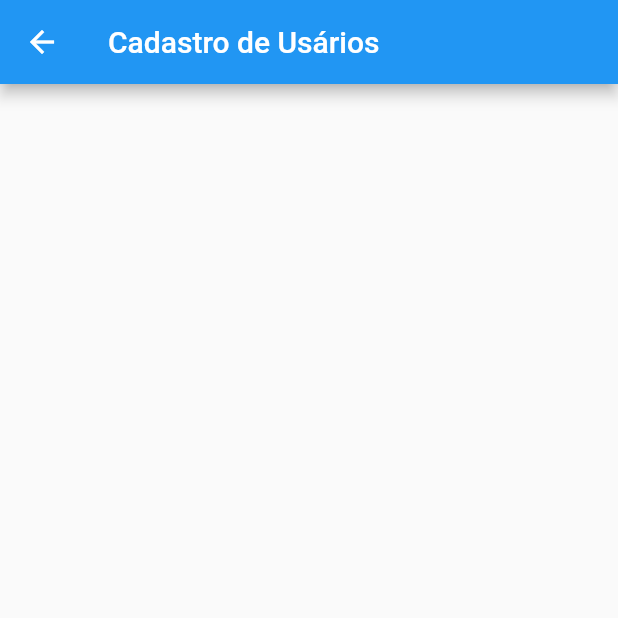
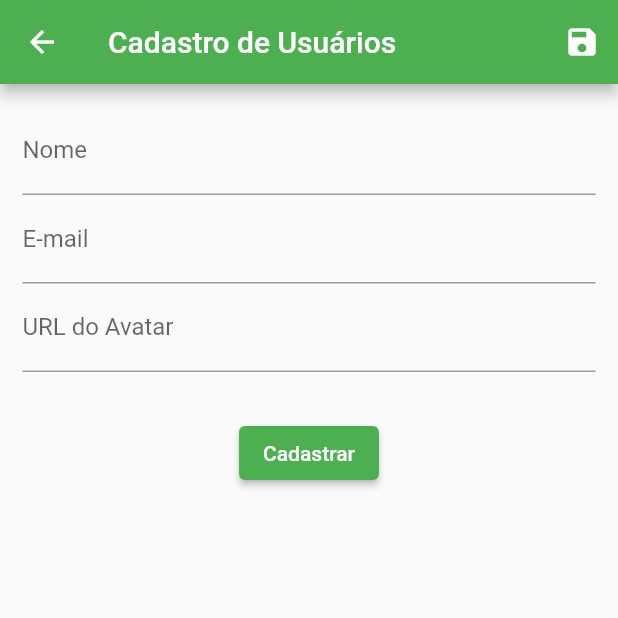
Before and after one commit to ricardodesouza1/flutter_fairebase, a Flutter app: the screen it shows after launch, after a tap on the "edit" icon, on a phone screen of 412 x 824 dp, the top half of it. Run offline on Flutter 3.47's test engine with Material 2 defaults, Android fonts, the phone set to English and light mode, and no system bars; network calls fail.

Commit message:
Creation user registration form

```diff
--- a/lib/components/user_tile.dart
+++ b/lib/components/user_tile.dart
@@ -11,7 +11,9 @@ class UserTile extends StatelessWidget {
     final avatar = user.avatarUrl == 'null' || user.avatarUrl.isEmpty
       ? const CircleAvatar(child: Icon(Icons.person))
       : CircleAvatar(backgroundImage: NetworkImage(user.avatarUrl));
-    return ListTile(
+    return Card(
+      child: ListTile(
+
           leading: avatar,
           title: Text(user.name),
           subtitle: Text(user.email),
@@ -34,6 +36,7 @@ class UserTile extends StatelessWidget {
 
               ],),
           ),
+      ),
     );
   }
 }
--- a/lib/main.dart
+++ b/lib/main.dart
@@ -1,5 +1,3 @@
-import 'dart:js';
-
 import 'package:flutter/material.dart';
 import 'package:flutter_firebase/provider/user.dart';
 import 'package:flutter_firebase/routes/app_routes.dart';
@@ -26,12 +24,12 @@ class MyApp extends StatelessWidget {
         title: 'Flutter Demo',
         theme: ThemeData(
 
-          primarySwatch: Colors.blue,
+          primarySwatch: Colors.green,
         ),
         //home: const UserList(),
         routes: {
           AppRoutes.HOME: (_) => const  UserList(),
-          AppRoutes.USER_FORM: (_) => const UserForm(),
+          AppRoutes.USER_FORM: (_) => UserForm(),
         },
 
       ),
--- a/lib/views/user_form.dart
+++ b/lib/views/user_form.dart
@@ -1,13 +1,99 @@
 import 'package:flutter/material.dart';
+import 'package:flutter_firebase/models/user.dart';
+import 'package:flutter_firebase/provider/user.dart';
+import 'package:provider/provider.dart';
 
+// ignore: use_key_in_widget_constructors
 class UserForm extends StatelessWidget {
-  const UserForm({ Key? key }) : super(key: key);
+
+  final _form = GlobalKey<FormState>();
+  final Map<String, String> _formData = {};
 
   @override
   Widget build(BuildContext context) {
+
     return Scaffold(
       appBar: AppBar(
-        title: const Text('Cadastro de Usários'),
+        title: const Text('Cadastro de Usuários'),
+        actions: <Widget>[
+          IconButton(onPressed: (){
+            final isValid = _form.currentState!.validate();
+
+            if(isValid) {
+              _form.currentState!.save();
+              Provider.of<Users>(context, listen: false).put(User(
+                id: _formData["id"].toString(),
+                name: _formData["name"].toString(),
+                email: _formData["email"].toString(),
+                avatarUrl: _formData["avatarUrl"].toString(),
+              ));
+              Navigator.of(context).pop();
+            }
+          }, icon: const Icon(Icons.save))
+        ],
+      ),
+      body: Padding(
+        padding: const EdgeInsets.all(15),
+        child: Form(
+          key: _form,
+          child: Column(
+            children: <Widget>[
+              TextFormField(
+                decoration: const InputDecoration(labelText: 'Nome'),
+                validator: (value){
+                  if(value == null || value.trim().isEmpty){
+                    return 'Infrome nome válido!';
+                  }
+                  if(value.trim().length < 3){
+                    return 'Nome muito pequeno. No mínimo 3 letras.';
+                  }
+
+                  return null;
+                },
+                onSaved: (value) => _formData['name'] = value!,
+              ),
+              TextFormField(
+                decoration: const InputDecoration(labelText: 'E-mail'),
+                validator: (value){
+                  if(value == null || value.trim().isEmpty){
+                    return 'Infrorme um email válido!';
+                  }
+                  return null;
+                },
+                onSaved: (value) => _formData['email'] =  value!,
+              ),
+              TextFormField(
+                decoration: const InputDecoration(labelText: 'URL do Avatar'),
+                validator: (value){
+                  if(value == null || value.trim().isEmpty){
+                    return 'Informe a URL do Avatar válido!';
+                  }
+                  return null;
+                },
+                onSaved: (value) => _formData['avatarUrl']  = value!,
+              ),
+              const SizedBox(height: 30),
+              ElevatedButton(
+
+                onPressed: (){
+                  final isValid = _form.currentState!.validate();
+
+                  if(isValid) {
+                    _form.currentState!.save();
+                    Provider.of<Users>(context, listen: false).put(User(
+                      id: _formData["id"].toString(),
+                      name: _formData["name"].toString(),
+                      email: _formData["email"].toString(),
+                      avatarUrl: _formData["avatarUrl"].toString(),
+                    ));
+                    Navigator.of(context).pop();
+                  }
+                },
+                child: const Text('Cadastrar'),
+              ),
+            ],
+          ),
+        ),
       ),
     );
   }
```
Also changed, not shown: lib/models/user.dart (line endings or trailing spaces). Lines whose indentation alone changed are shown as unchanged.
